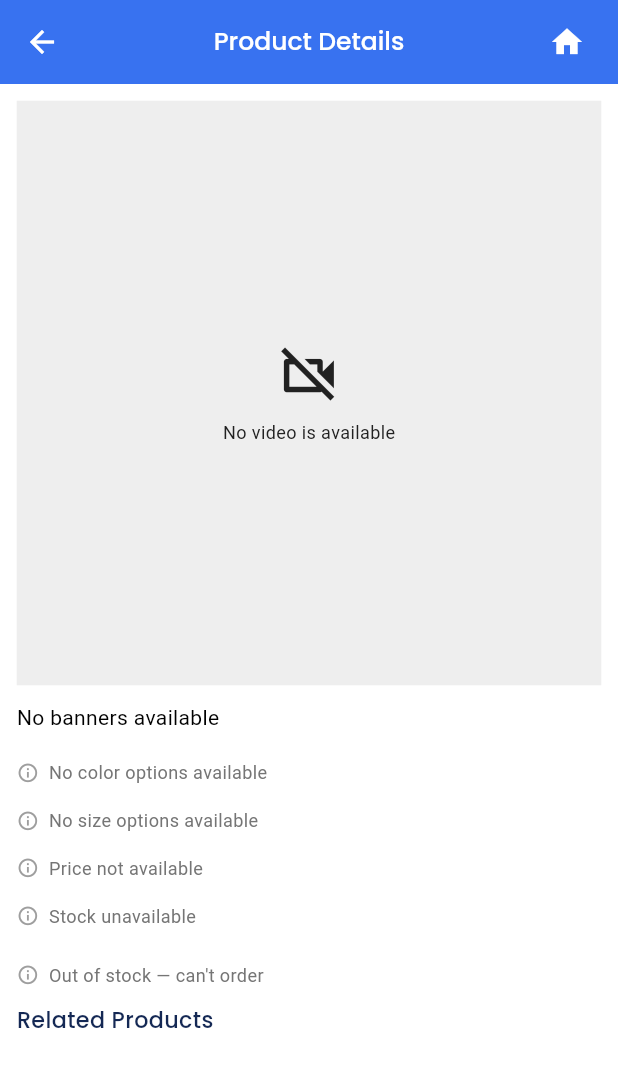
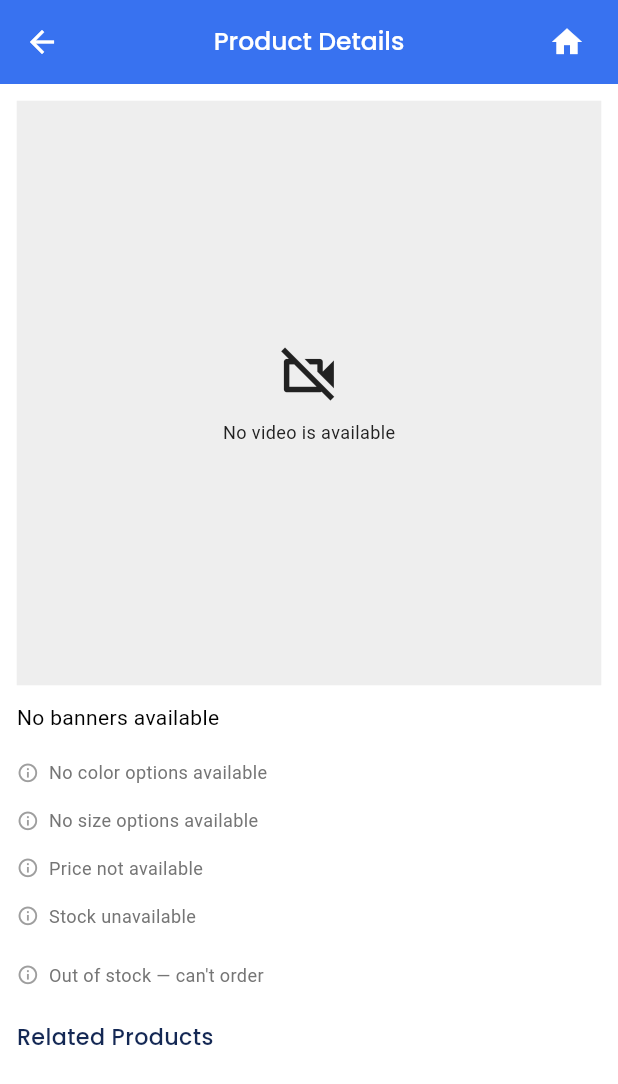
Before and after one commit to wasima-akhter/navid_divan_dione, a Flutter app: the ProductDetailsPage screen opened by its route, on a phone screen of 412 x 824 dp. Shown: the top 1084 px of the screen. Run offline on Flutter 3.47's test engine with Material 3 defaults, Android fonts, the phone set to English and light mode, and no system bars; our stand-ins replace better_player_plus, cached_network_image, carousel_slider, chewie, connectivity_plus, file_picker and 8 more; accounts and stored records are empty; network calls fail.

Commit message:
fix video url --> full url check condition update

```diff
--- a/lib/presentations/product/controllers/product_controller.dart
+++ b/lib/presentations/product/controllers/product_controller.dart
@@ -245,11 +245,15 @@ class ProductController extends GetxController {
     // ✅ Guard: don't reinitialize if already set
     if (betterPlayerController.value != null) return;
 
-    final fullUrl = videoPath.startsWith("http")
+    final normalizedPath =
+        videoPath.startsWith('/') ? videoPath.substring(1) : videoPath;
+
+    final fullUrl = videoPath.startsWith('http')
         ? videoPath
-        : "${ApiService().baseUrl}$videoPath";
+        : '${ApiService().baseUrl}/$normalizedPath';
 
     debugPrint('fullUrl  : $fullUrl');
+    debugPrint('videoPath  : $videoPath');
 
     final config = BetterPlayerConfiguration(
       aspectRatio: 16 / 9,
--- a/lib/presentations/product/views/product_details_page.dart
+++ b/lib/presentations/product/views/product_details_page.dart
@@ -97,51 +97,7 @@ class _ProductDetailsPageState extends State<ProductDetailsPage> {
                 /////////     video play section
 
                 ////////////////////////////////
-                /*
-                Obx(
-                  () {
-                    debugPrint(
-                        'currentBannerImages[index] :  ${controller.currentBannerImages.toString()} ');
-                    if (controller.currentBannerImages.isEmpty) {
-                      // Still show video even if no images
-                      return const AspectRatio(
-                        aspectRatio: 1,
-                        child: ProdDetVideoPlayerSec(),
-                      );
-                    }
 
-                    return AspectRatio(
-                      aspectRatio: 1,
-                      child: PageView.builder(
-                        controller: controller.pageController.value,
-                        itemCount: controller.currentBannerImages.length + 1,
-                        itemBuilder: (context, index) {
-                          // VIDEO PAGE
-                          if (index == 0) {
-                            return const ProdDetVideoPlayerSec();
-                          }
-
-                          // IMAGE PAGE
-                          final imageIndex = index - 1;
-
-                          return InteractiveViewer(
-                            panEnabled: false,
-                            boundaryMargin: const EdgeInsets.all(100),
-                            minScale: 0.5,
-                            maxScale: 2,
-                            child: CustomNetworkImage(
-                              isPreview: true,
-                              imageUrl:
-                                  '${controller.currentBannerImages[imageIndex]}',
-                              width: double.infinity,
-                            ),
-                          );
-                        },
-                      ),
-                    );
-                  },
-                ),
-*/
                 Obx(
                   () {
                     final videoPath =
@@ -261,7 +217,7 @@ class _ProductDetailsPageState extends State<ProductDetailsPage> {
                       else
                         _emptyPlaceholder("Out of stock — can't order"),
 
-                      4.verticalSpace,
+                      16.verticalSpace,
 ////////////   Related Product section
                       ///
                       ProductDetRelatedProducts(),
--- a/lib/presentations/product/widgets/prod_det_video_player_sec.dart
+++ b/lib/presentations/product/widgets/prod_det_video_player_sec.dart
@@ -92,7 +92,7 @@ class _ProdDetVideoPlayerSecState extends State<ProdDetVideoPlayerSec>
       final videoPath = controller.productDetailsModel.value.video;
 
       // No video available
-      if (videoPath == null || videoPath.isEmpty) {
+      if (videoPath.isEmpty) {
         return _VideoPlaceholder();
       }
 
@@ -160,68 +160,6 @@ class _VideoPlaceholder extends StatelessWidget {
 
 // ── Error + Retry UI ────────────────────────────────────────────────────────
 
-/*
-class VideoErrorWidget extends StatelessWidget {
-  final String? errorMessage;
-  final VoidCallback onRetry;
-
-  const VideoErrorWidget({
-    required this.onRetry,
-    this.errorMessage,
-  });
-
-  @override
-  Widget build(BuildContext context) {
-    return AspectRatio(
-      aspectRatio: 16 / 9,
-      child: Container(
-        color: Colors.grey.shade100,
-        alignment: Alignment.center,
-        child: Column(
-          mainAxisSize: MainAxisSize.min,
-          children: [
-            const Icon(Icons.play_circle_outline, color: Colors.grey, size: 48),
-            const SizedBox(height: 12),
-            // Text(
-            //   "Video cannot be played",
-            //   style: TextStyle(color: Colors.grey.shade400, fontSize: 14),
-            // ),
-            if (errorMessage != null) ...[
-              const SizedBox(height: 4),
-              Padding(
-                padding: const EdgeInsets.symmetric(horizontal: 24),
-                child: Text(
-                  errorMessage!,
-                  style: TextStyle(color: Colors.grey.shade400, fontSize: 14),
-                  textAlign: TextAlign.center,
-                  maxLines: 2,
-                  overflow: TextOverflow.ellipsis,
-                ),
-              ),
-            ],
-            const SizedBox(height: 16),
-            ElevatedButton.icon(
-              onPressed: onRetry,
-              icon: const Icon(Icons.refresh, size: 18),
-              label: const Text("Try Again"),
-              style: ElevatedButton.styleFrom(
-                backgroundColor: Colors.grey.shade200,
-                foregroundColor: Colors.blue.shade500,
-                elevation: 0,
-                shape: RoundedRectangleBorder(
-                  borderRadius: BorderRadius.circular(8),
-                  side: const BorderSide(color: Colors.white30),
-                ),
-              ),
-            ),
-          ],
-        ),
-      ),
-    );
-  }
-}
-*/
-
 class VideoErrorWidget extends StatelessWidget {
   final bool isUnsupported;
   final VoidCallback? onRetry;
```
